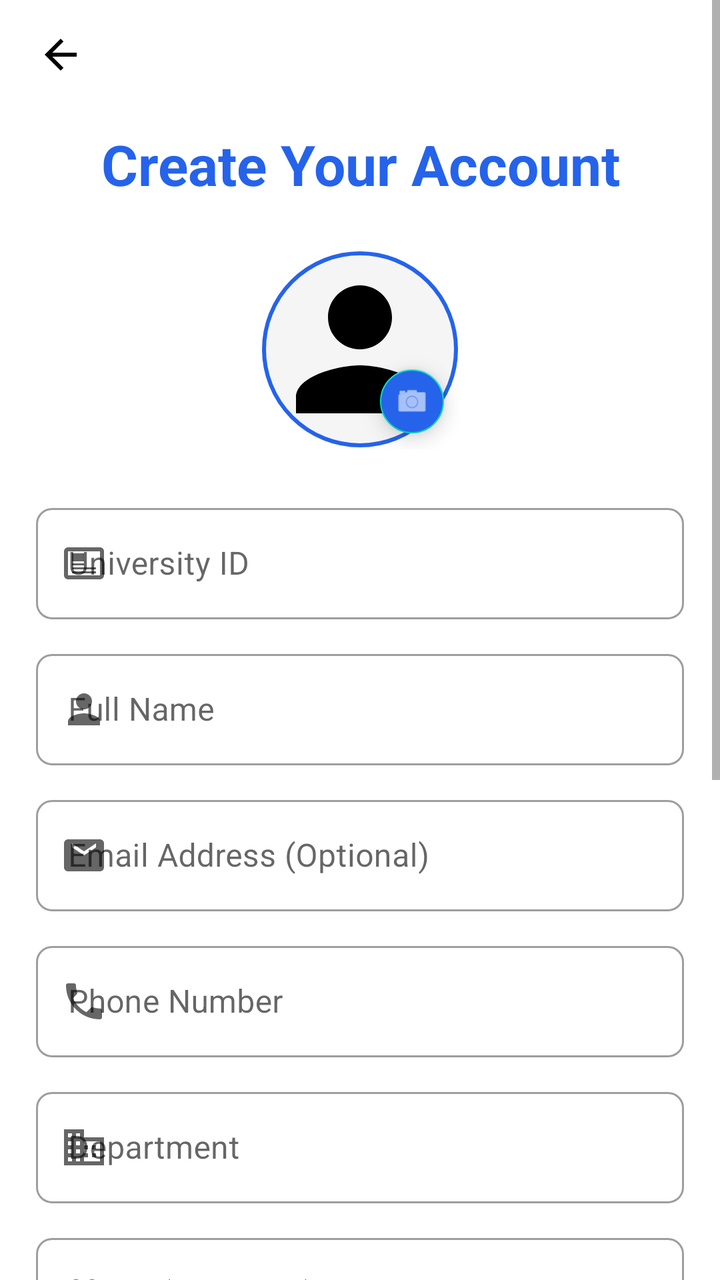
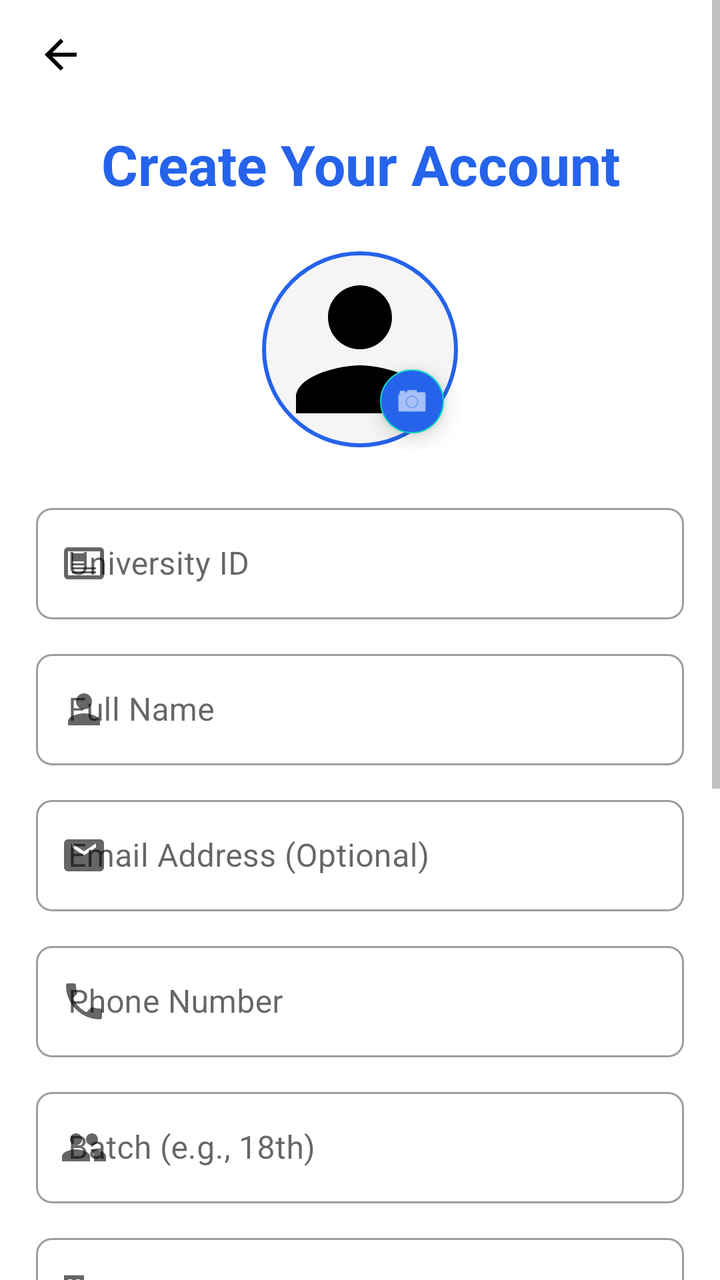

Two renders of the same Android screen: before a commit and after it. Below are the layout's source before the change and the commit's diff.
<!-- AndroidManifest.xml: application theme AppTheme -->
<!-- res/layout/activity_user_registration.xml -->
<?xml version="1.0" encoding="utf-8"?>
<androidx.constraintlayout.widget.ConstraintLayout xmlns:android="http://schemas.android.com/apk/res/android"
    xmlns:app="http://schemas.android.com/apk/res-auto"
    android:layout_width="match_parent"
    android:layout_height="match_parent"
    android:background="@android:color/white">

    <ScrollView
        android:layout_width="0dp"
        android:layout_height="0dp"
        android:fillViewport="true"
        app:layout_constraintBottom_toBottomOf="parent"
        app:layout_constraintEnd_toEndOf="parent"
        app:layout_constraintStart_toStartOf="parent"
        app:layout_constraintTop_toTopOf="parent">

        <LinearLayout
            android:layout_width="match_parent"
            android:layout_height="wrap_content"
            android:orientation="vertical"
            android:padding="18dp">

            
            <ImageButton
                android:id="@+id/btnBack"
                android:layout_width="48dp"
                android:layout_height="48dp"
                android:layout_marginStart="-12dp"
                android:layout_marginTop="-15dp"
                android:background="?attr/selectableItemBackgroundBorderless"
                android:contentDescription="Back"
                android:scaleType="centerInside"
                android:src="@drawable/ic_back_arrow"
                app:layout_constraintStart_toStartOf="parent"
                app:layout_constraintTop_toTopOf="parent"
                app:tint="@android:color/black" />

            
            <TextView
                android:layout_width="wrap_content"
                android:layout_height="wrap_content"
                android:layout_gravity="center_horizontal"
                android:layout_marginTop="12dp"
                android:gravity="center"
                android:lineSpacingExtra="2dp"
                android:text="Create Your Account"
                android:textColor="@color/vibrantBlue"
                android:textSize="28sp"
                android:textStyle="bold" />

            
            <FrameLayout
                android:layout_width="wrap_content"
                android:layout_height="wrap_content"
                android:layout_gravity="center_horizontal"
                android:layout_marginTop="24dp"
                android:layout_marginBottom="24dp">

                <com.google.android.material.imageview.ShapeableImageView
                    android:id="@+id/ivProfilePicture"
                    android:layout_width="100dp"
                    android:layout_height="100dp"
                    android:background="#F5F5F5"
                    android:padding="2dp"
                    android:scaleType="centerCrop"
                    android:src="@drawable/ic_user"
                    app:shapeAppearanceOverlay="@style/ShapeAppearance.App.Circle"
                    app:strokeColor="@color/vibrantBlue"
                    app:strokeWidth="2dp" />

                <com.google.android.material.floatingactionbutton.FloatingActionButton
                    android:id="@+id/fabAddPhoto"
                    android:layout_width="wrap_content"
                    android:layout_height="wrap_content"
                    android:layout_gravity="bottom|end"
                    android:backgroundTint="@color/vibrantBlue"
                    android:contentDescription="Add Photo"
                    android:src="@android:drawable/ic_menu_camera"
                    app:fabCustomSize="32dp"
                    app:maxImageSize="18dp"
                    app:tint="@android:color/white" />
            </FrameLayout>

            
            <com.google.android.material.textfield.TextInputLayout
                style="@style/Widget.MaterialComponents.TextInputLayout.OutlinedBox"
                android:layout_width="match_parent"
                android:layout_height="wrap_content"
                android:layout_marginBottom="12dp"
                android:hint="@string/hint_university_id"
                app:boxCornerRadiusBottomEnd="8dp"
                app:boxCornerRadiusBottomStart="8dp"
                app:boxCornerRadiusTopEnd="8dp"
                app:boxCornerRadiusTopStart="8dp"
                app:startIconDrawable="@drawable/ic_admin_id">

                <com.google.android.material.textfield.TextInputEditText
                    android:id="@+id/etUniversityId"
                    android:layout_width="match_parent"
                    android:layout_height="wrap_content"
                    android:inputType="number" />
            </com.google.android.material.textfield.TextInputLayout>

            
            <com.google.android.material.textfield.TextInputLayout
                style="@style/Widget.MaterialComponents.TextInputLayout.OutlinedBox"
                android:layout_width="match_parent"
                android:layout_height="wrap_content"
                android:layout_marginBottom="12dp"
                android:hint="@string/hint_full_name"
                app:boxCornerRadiusBottomEnd="8dp"
                app:boxCornerRadiusBottomStart="8dp"
                app:boxCornerRadiusTopEnd="8dp"
                app:boxCornerRadiusTopStart="8dp"
                app:startIconDrawable="@drawable/ic_user">

                <com.google.android.material.textfield.TextInputEditText
                    android:id="@+id/etFullName"
                    android:layout_width="match_parent"
                    android:layout_height="wrap_content"
                    android:inputType="textPersonName" />
            </com.google.android.material.textfield.TextInputLayout>

            
            <com.google.android.material.textfield.TextInputLayout
                style="@style/Widget.MaterialComponents.TextInputLayout.OutlinedBox"
                android:layout_width="match_parent"
                android:layout_height="wrap_content"
                android:layout_marginBottom="12dp"
                android:hint="@string/hint_email"
                app:boxCornerRadiusBottomEnd="8dp"
                app:boxCornerRadiusBottomStart="8dp"
                app:boxCornerRadiusTopEnd="8dp"
                app:boxCornerRadiusTopStart="8dp"
                app:startIconDrawable="@drawable/ic_envelope">

                <com.google.android.material.textfield.TextInputEditText
                    android:id="@+id/etEmail"
                    android:layout_width="match_parent"
                    android:layout_height="wrap_content"
                    android:inputType="textEmailAddress" />
            </com.google.android.material.textfield.TextInputLayout>

            
            <com.google.android.material.textfield.TextInputLayout
                style="@style/Widget.MaterialComponents.TextInputLayout.OutlinedBox"
                android:layout_width="match_parent"
                android:layout_height="wrap_content"
                android:layout_marginBottom="12dp"
                android:hint="@string/hint_phone"
                app:boxCornerRadiusBottomEnd="8dp"
                app:boxCornerRadiusBottomStart="8dp"
                app:boxCornerRadiusTopEnd="8dp"
                app:boxCornerRadiusTopStart="8dp"
                app:startIconDrawable="@drawable/ic_phone">

                <com.google.android.material.textfield.TextInputEditText
                    android:id="@+id/etPhone"
                    android:layout_width="match_parent"
                    android:layout_height="wrap_content"
                    android:inputType="phone" />
            </com.google.android.material.textfield.TextInputLayout>

            
            <com.google.android.material.textfield.TextInputLayout
                style="@style/Widget.MaterialComponents.TextInputLayout.OutlinedBox"
                android:layout_width="match_parent"
                android:layout_height="wrap_content"
                android:layout_marginBottom="12dp"
                android:hint="@string/hint_department"
                app:boxCornerRadiusBottomEnd="8dp"
                app:boxCornerRadiusBottomStart="8dp"
                app:boxCornerRadiusTopEnd="8dp"
                app:boxCornerRadiusTopStart="8dp"
                app:startIconDrawable="@drawable/ic_building">

                <com.google.android.material.textfield.TextInputEditText
                    android:id="@+id/etDepartment"
                    android:layout_width="match_parent"
                    android:layout_height="wrap_content"
                    android:inputType="text" />
            </com.google.android.material.textfield.TextInputLayout>

            
            <com.google.android.material.textfield.TextInputLayout
                style="@style/Widget.MaterialComponents.TextInputLayout.OutlinedBox"
                android:layout_width="match_parent"
                android:layout_height="wrap_content"
                android:layout_marginBottom="12dp"
                android:hint="@string/hint_batch"
                app:boxCornerRadiusBottomEnd="8dp"
                app:boxCornerRadiusBottomStart="8dp"
                app:boxCornerRadiusTopEnd="8dp"
                app:boxCornerRadiusTopStart="8dp"
                app:startIconDrawable="@drawable/ic_users">

                <com.google.android.material.textfield.TextInputEditText
                    android:id="@+id/etBatch"
                    android:layout_width="match_parent"
                    android:layout_height="wrap_content"
                    android:inputType="text" />
            </com.google.android.material.textfield.TextInputLayout>

            
            <com.google.android.material.textfield.TextInputLayout
                style="@style/Widget.MaterialComponents.TextInputLayout.OutlinedBox.ExposedDropdownMenu"
                android:layout_width="match_parent"
                android:layout_height="wrap_content"
                android:layout_marginBottom="12dp"
                android:hint="@string/hint_level_term"
                app:boxCornerRadiusBottomEnd="8dp"
                app:boxCornerRadiusBottomStart="8dp"
                app:boxCornerRadiusTopEnd="8dp"
                app:boxCornerRadiusTopStart="8dp"
                app:startIconDrawable="@drawable/ic_layers">

                <AutoCompleteTextView
                    android:id="@+id/actvLevelTerm"
                    android:layout_width="match_parent"
                    android:layout_height="wrap_content"
                    android:inputType="none" />
            </com.google.android.material.textfield.TextInputLayout>

            
            <com.google.android.material.textfield.TextInputLayout
                style="@style/Widget.MaterialComponents.TextInputLayout.OutlinedBox"
                android:layout_width="match_parent"
                android:layout_height="wrap_content"
                android:layout_marginBottom="12dp"
                android:hint="@string/hint_password"
                app:boxCornerRadiusBottomEnd="8dp"
                app:boxCornerRadiusBottomStart="8dp"
                app:boxCornerRadiusTopEnd="8dp"
                app:boxCornerRadiusTopStart="8dp"
                app:passwordToggleEnabled="true"
                app:startIconDrawable="@drawable/ic_lock">

                <com.google.android.material.textfield.TextInputEditText
                    android:id="@+id/etPassword"
                    android:layout_width="match_parent"
                    android:layout_height="wrap_content"
                    android:inputType="textPassword" />
            </com.google.android.material.textfield.TextInputLayout>

            
            <com.google.android.material.textfield.TextInputLayout
                style="@style/Widget.MaterialComponents.TextInputLayout.OutlinedBox"
                android:layout_width="match_parent"
                android:layout_height="wrap_content"
                android:layout_marginBottom="24dp"
                android:hint="@string/hint_confirm_password"
                app:boxCornerRadiusBottomEnd="8dp"
                app:boxCornerRadiusBottomStart="8dp"
                app:boxCornerRadiusTopEnd="8dp"
                app:boxCornerRadiusTopStart="8dp"
                app:passwordToggleEnabled="true"
                app:startIconDrawable="@drawable/ic_lock">

                <com.google.android.material.textfield.TextInputEditText
                    android:id="@+id/etConfirmPassword"
                    android:layout_width="match_parent"
                    android:layout_height="wrap_content"
                    android:inputType="textPassword" />
            </com.google.android.material.textfield.TextInputLayout>

            <com.google.android.material.button.MaterialButton
                android:id="@+id/btnCreateAccount"
                android:layout_width="match_parent"
                android:layout_height="56dp"
                android:layout_marginBottom="24dp"
                android:backgroundTint="@color/vibrantBlue"
                android:text="@string/create_account"
                android:textAllCaps="false"
                android:textSize="16sp"
                app:cornerRadius="8dp" />

            <TextView
                android:id="@+id/tvLogin"
                android:layout_width="wrap_content"
                android:layout_height="wrap_content"
                android:layout_gravity="center"
                android:padding="8dp"
                android:text="@string/login_link"
                android:textColor="@color/textSecondary" />

        </LinearLayout>
    </ScrollView>
</androidx.constraintlayout.widget.ConstraintLayout>
<!-- resources referenced by this layout -->
<resources>
  <color name="textSecondary">#5F6C84</color>
  <color name="vibrantBlue">#2563EB</color>
  <!-- drawable ic_back_arrow (drawable) -->
  <?xml version="1.0" encoding="utf-8"?>
  <vector xmlns:android="http://schemas.android.com/apk/res/android"
      android:width="24dp"
      android:height="24dp"
      android:viewportWidth="24"
      android:viewportHeight="24">
      <path
          android:fillColor="#000000"
          android:pathData="M20,11H7.83l5.59,-5.59L12,4l-8,8l8,8l1.41,-1.41L7.83,13H20V11z" />
  </vector>
  <!-- drawable ic_envelope (drawable) -->
  <?xml version="1.0" encoding="utf-8"?>
  <vector xmlns:android="http://schemas.android.com/apk/res/android"
      android:width="24dp"
      android:height="24dp"
      android:viewportWidth="24"
      android:viewportHeight="24">
      <path
          android:fillColor="#000000"
          android:pathData="M20,4H4C2.9,4 2,4.9 2,6v12c0,1.1 0.9,2 2,2h16c1.1,0 2,-0.9 2,-2V6C22,4.9 21.1,4 20,4zM18,8l-6,4L6,8V6l6,4l6,-4V8z" />
  </vector>
  <!-- drawable ic_layers (drawable) -->
  <?xml version="1.0" encoding="utf-8"?>
  <vector xmlns:android="http://schemas.android.com/apk/res/android"
      android:width="24dp"
      android:height="24dp"
      android:viewportWidth="24"
      android:viewportHeight="24">
      <path
          android:fillColor="#000000"
          android:pathData="M11.99,18.54l-7.37,-5.73L3,14.07l9,7l9,-7l-1.63,-1.27 -7.38,5.74zM12,16l7.36,-5.73L21,9l-9,-7 -9,7 1.63,1.27L12,16z" />
  </vector>
  <!-- drawable ic_user (drawable) -->
  <?xml version="1.0" encoding="utf-8"?>
  <vector xmlns:android="http://schemas.android.com/apk/res/android"
      android:width="24dp"
      android:height="24dp"
      android:viewportWidth="24"
      android:viewportHeight="24">
      <path
          android:fillColor="#000000"
          android:pathData="M12,12c2.21,0 4,-1.79 4,-4s-1.79,-4 -4,-4s-4,1.79 -4,4S9.79,12 12,12zM12,14c-2.67,0 -8,1.34 -8,4v2h16v-2C20,15.34 14.67,14 12,14z" />
  </vector>
  <string name="create_account">Create Account</string>
  <string name="hint_batch">Batch (e.g., 18th)</string>
  <string name="hint_confirm_password">Confirm Password</string>
  <string name="hint_department">Department</string>
  <string name="hint_email">Email Address (Optional)</string>
  <string name="hint_full_name">Full Name</string>
  <string name="hint_level_term">Level Term</string>
  <string name="hint_password">Password</string>
  <string name="hint_phone">Phone Number</string>
  <string name="hint_university_id">University ID</string>
  <string name="login_link">Already have an account? <b>Login</b></string>
  <style name="ShapeAppearance.App.Circle" parent="">
          <item name="cornerSize">50%</item>
      </style>
  <!-- unchanged entries left out for length: 5 -->
</resources>

<!-- the commit's change to res/layout/activity_user_registration.xml (unified diff, before → after) -->
@@ -8,11 +8,11 @@
     <ScrollView
         android:layout_width="0dp"
         android:layout_height="0dp"
-        android:fillViewport="true"
         app:layout_constraintBottom_toBottomOf="parent"
         app:layout_constraintEnd_toEndOf="parent"
         app:layout_constraintStart_toStartOf="parent"
-        app:layout_constraintTop_toTopOf="parent">
+        app:layout_constraintTop_toTopOf="parent"
+        android:fillViewport="true">
 
         <LinearLayout
             android:layout_width="match_parent"
@@ -31,8 +31,6 @@
                 android:contentDescription="Back"
                 android:scaleType="centerInside"
                 android:src="@drawable/ic_back_arrow"
-                app:layout_constraintStart_toStartOf="parent"
-                app:layout_constraintTop_toTopOf="parent"
                 app:tint="@android:color/black" />
 
             
@@ -167,6 +165,26 @@
                 android:layout_width="match_parent"
                 android:layout_height="wrap_content"
                 android:layout_marginBottom="12dp"
+                android:hint="@string/hint_batch"
+                app:boxCornerRadiusBottomEnd="8dp"
+                app:boxCornerRadiusBottomStart="8dp"
+                app:boxCornerRadiusTopEnd="8dp"
+                app:boxCornerRadiusTopStart="8dp"
+                app:startIconDrawable="@drawable/ic_users">
+
+                <com.google.android.material.textfield.TextInputEditText
+                    android:id="@+id/etBatch"
+                    android:layout_width="match_parent"
+                    android:layout_height="wrap_content"
+                    android:inputType="text" />
+            </com.google.android.material.textfield.TextInputLayout>
+
+            
+            <com.google.android.material.textfield.TextInputLayout
+                style="@style/Widget.MaterialComponents.TextInputLayout.OutlinedBox"
+                android:layout_width="match_parent"
+                android:layout_height="wrap_content"
+                android:layout_marginBottom="12dp"
                 android:hint="@string/hint_department"
                 app:boxCornerRadiusBottomEnd="8dp"
                 app:boxCornerRadiusBottomStart="8dp"
@@ -176,26 +194,6 @@
 
                 <com.google.android.material.textfield.TextInputEditText
                     android:id="@+id/etDepartment"
-                    android:layout_width="match_parent"
-                    android:layout_height="wrap_content"
-                    android:inputType="text" />
-            </com.google.android.material.textfield.TextInputLayout>
-
-            
-            <com.google.android.material.textfield.TextInputLayout
-                style="@style/Widget.MaterialComponents.TextInputLayout.OutlinedBox"
-                android:layout_width="match_parent"
-                android:layout_height="wrap_content"
-                android:layout_marginBottom="12dp"
-                android:hint="@string/hint_batch"
-                app:boxCornerRadiusBottomEnd="8dp"
-                app:boxCornerRadiusBottomStart="8dp"
-                app:boxCornerRadiusTopEnd="8dp"
-                app:boxCornerRadiusTopStart="8dp"
-                app:startIconDrawable="@drawable/ic_users">
-
-                <com.google.android.material.textfield.TextInputEditText
-                    android:id="@+id/etBatch"
                     android:layout_width="match_parent"
                     android:layout_height="wrap_content"
                     android:inputType="text" />
@@ -263,16 +261,29 @@
                     android:inputType="textPassword" />
             </com.google.android.material.textfield.TextInputLayout>
 
-            <com.google.android.material.button.MaterialButton
-                android:id="@+id/btnCreateAccount"
-                android:layout_width="match_parent"
-                android:layout_height="56dp"
-                android:layout_marginBottom="24dp"
-                android:backgroundTint="@color/vibrantBlue"
-                android:text="@string/create_account"
-                android:textAllCaps="false"
-                android:textSize="16sp"
-                app:cornerRadius="8dp" />
+            <FrameLayout
+                android:layout_width="match_parent"
+                android:layout_height="wrap_content"
+                android:layout_marginBottom="12dp">
+
+                <com.google.android.material.button.MaterialButton
+                    android:id="@+id/btnCreateAccount"
+                    android:layout_width="match_parent"
+                    android:layout_height="56dp"
+                    android:backgroundTint="@color/vibrantBlue"
+                    android:text="@string/create_account"
+                    android:textAllCaps="false"
+                    android:textSize="16sp"
+                    app:cornerRadius="8dp" />
+
+                <ProgressBar
+                    android:id="@+id/progressBar"
+                    android:layout_width="24dp"
+                    android:layout_height="24dp"
+                    android:layout_gravity="center"
+                    android:indeterminateTint="@android:color/white"
+                    android:visibility="gone" />
+            </FrameLayout>
 
             <TextView
                 android:id="@+id/tvLogin"
<!-- resource entries referenced after the edit -->
@@ -60,6 +60,36 @@
   <style name="ShapeAppearance.App.Circle" parent="">
           <item name="cornerSize">50%</item>
       </style>
+  <style name="AppTheme" parent="Theme.MaterialComponents.Light.NoActionBar">
+          
+          <item name="colorPrimary">@color/darkBlue</item>
+          <item name="colorPrimaryDark">@color/darkBlue</item>
+          <item name="colorAccent">@color/vibrantBlue</item>
+  
+          
+          <item name="android:windowBackground">@color/white</item>
+          <item name="android:colorBackground">@color/white</item>
+  
+          
+          <item name="android:textColorPrimary">@color/black</item>
+          <item name="android:textColorSecondary">@color/gray</item>
+          <item name="android:textColorHint">@color/gray</item>
+  
+          
+          <item name="materialButtonStyle">@style/Widget.MaterialComponents.Button</item>
+  
+          
+          <item name="editTextStyle">@style/CustomEditText</item>
+      </style>
+  <color name="darkBlue">#1E40AF</color>
+  <color name="white">#FFFFFFFF</color>
+  <color name="black">#FF000000</color>
+  <color name="gray">#FF888888</color>
+  <style name="CustomEditText" parent="Widget.AppCompat.EditText">
+          <item name="colorControlNormal">@color/gray</item>
+          <item name="colorControlActivated">@color/vibrantBlue</item>
+          <item name="colorControlHighlight">@color/vibrantBlue</item>
+      </style>
   <!-- unchanged entries left out for length: 5 -->
 </resources>
 
